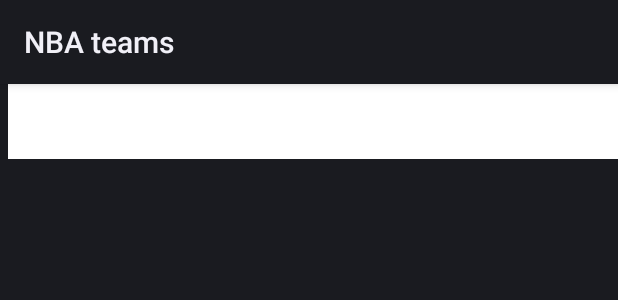
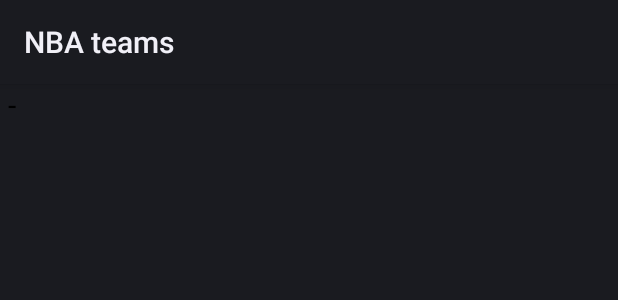
Before and after one commit to Bober2244/NBA_new, an Android app: the layout item.xml on its own in the app's theme, with its tools: preview values and no code run, on a phone screen of 412 x 824 dp. Shown: the top 300 px of the screen. Run offline under Robolectric (Android 15) with nearby library versions, the phone set to English and light mode, and no system bars.

Commit message:
начало 2 проекта ч.1

```diff
--- a/app/src/main/java/com/example/db_for_st/SecondActivity.java
+++ b/app/src/main/java/com/example/db_for_st/SecondActivity.java
@@ -53,14 +53,14 @@ public class SecondActivity extends Activity {
     }
     public void showBoy(){
         ArrayList<Object> a = new ArrayList<Object>();
-        String s;
         TextView badboys = (TextView) findViewById(R.id.badboys);
         TextView goalshouse = (TextView) findViewById(R.id.goalshouse);
         TextView goalsguest = (TextView) findViewById(R.id.goalsguest);
-        s = (String)badboys.getText()+" "+goalshouse.getText().toString()+" "+goalsguest.getText().toString();
+        String s = (String)badboys.getText()+" "+goalshouse.getText().toString()+" "+goalsguest.getText().toString();
         while (true){
             a.add(s);
         }
+
     }
 
     @Override
--- a/app/src/main/res/layout/item.xml
+++ b/app/src/main/res/layout/item.xml
@@ -4,20 +4,49 @@
     android:layout_height="wrap_content">
 
     <LinearLayout
-        android:layout_width="match_parent"
-        android:layout_height="50dp"
-        android:layout_weight="100"
+        android:layout_height="wrap_content"
+        android:layout_width="wrap_content"
         android:orientation="horizontal"
-        android:paddingLeft="5dp">
-
+        android:paddingLeft="5dp" >
         <TextView
-            android:id="@+id/Team"
-            android:layout_width="match_parent"
-            android:layout_height="fill_parent"
-            android:background="#FFFFFF"
-            android:textColor="#423D35"
+            android:id="@+id/TeamHome"
+            android:layout_width="wrap_content"
+            android:layout_height="wrap_content"
             android:textSize="20sp"
-            android:textStyle="normal" />
-
+            android:textStyle="normal"
+            android:textColor="#000000"
+            />
+        <TextView
+            android:layout_width="wrap_content"
+            android:layout_height="wrap_content"
+            android:textSize="20sp"
+            android:textStyle="normal"
+            android:textColor="#000000"
+            android:text="-"
+            />
+        <TextView
+            android:id="@+id/TeamGuest"
+            android:layout_width="wrap_content"
+            android:layout_height="wrap_content"
+            android:textSize="20sp"
+            android:textStyle="normal"
+            android:textColor="#000000"
+            />
+        <TextView
+            android:layout_width="wrap_content"
+            android:layout_height="wrap_content"
+            android:textSize="20sp"
+            android:textStyle="normal"
+            android:textColor="#000000"
+            android:text="      "
+            />
+        <TextView
+            android:id="@+id/TeamTotal"
+            android:layout_width="wrap_content"
+            android:layout_height="wrap_content"
+            android:textSize="20sp"
+            android:textStyle="normal"
+            android:textColor="#000000"
+            />
     </LinearLayout>
 </LinearLayout>
--- a/app/src/main/res/menu/menu_main.xml
+++ b/app/src/main/res/menu/menu_main.xml
@@ -4,9 +4,11 @@
     xmlns:tools="http://schemas.android.com/tools"
     tools:context="com.example.op.simpledb.MainActivity">
     <item android:id="@+id/add"
-        android:title="@string/add"
+        android:title="Добавить матч"
         android:icon="@android:drawable/ic_menu_add"/>
-
+    <item android:id="@+id/add_team"
+        android:title="Добавить команду"
+        android:icon="@android:drawable/ic_menu_add"/>
     <item android:id="@+id/deleteAll"
         android:title="@string/deleteAll"
         android:icon="@android:drawable/ic_menu_delete"/>
```
Also changed, not shown: app/src/main/java/com/example/db_for_st/AddTeams.java (deleted, +0 -56 lines), app/src/main/java/com/example/db_for_st/DBMatches.java (added, +114 -0 lines), app/src/main/java/com/example/db_for_st/DBTeams.java (deleted, +0 -93 lines), app/src/main/java/com/example/db_for_st/MainActivity.java (+43 -37 lines), app/src/main/java/com/example/db_for_st/Matches.java (added, +39 -0 lines), app/src/main/java/com/example/db_for_st/Teams.java (deleted, +0 -24 lines), app/src/main/res/layout/activity_add.xml (added, +128 -0 lines), app/src/main/res/layout/add_team.xml (deleted, +0 -68 lines), app/src/main/res/layout/content_main.xml (deleted, +0 -11 lines).
